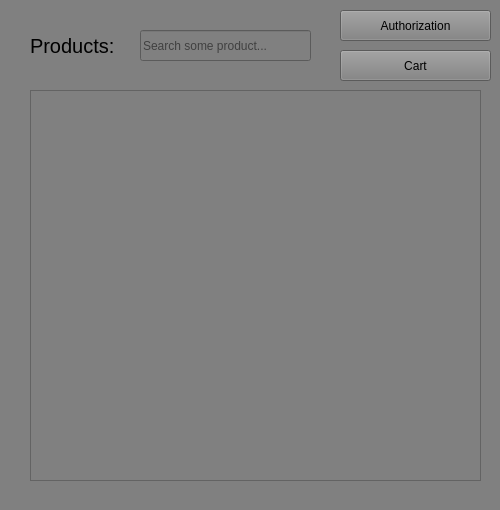
BeanDx/zoo-shop-qt-coursework, file mainwindow.ui: the form before one commit.
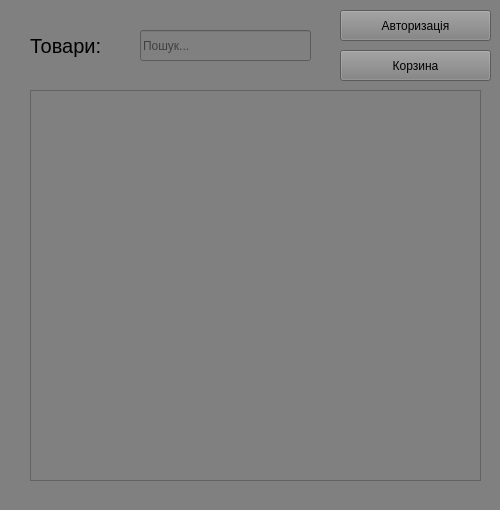
The form after the commit.

Diff of the .ui file:
```diff
--- a/mainwindow.ui
+++ b/mainwindow.ui
@@ -41,7 +41,7 @@
      </rect>
     </property>
     <property name="text">
-     <string>Authorization</string>
+     <string>Авторизацiя</string>
     </property>
    </widget>
    <widget class="QListWidget" name="productsListWidget">
@@ -68,7 +68,7 @@
 </string>
     </property>
     <property name="text">
-     <string>Products:</string>
+     <string>Товари:</string>
     </property>
    </widget>
    <widget class="QPushButton" name="cart_btn">
@@ -81,7 +81,7 @@
      </rect>
     </property>
     <property name="text">
-     <string>Cart</string>
+     <string>Корзина</string>
     </property>
    </widget>
    <widget class="QLineEdit" name="search_input">
@@ -94,7 +94,7 @@
      </rect>
     </property>
     <property name="placeholderText">
-     <string>Search some product...</string>
+     <string>Пошук...</string>
     </property>
    </widget>
   </widget>
```
